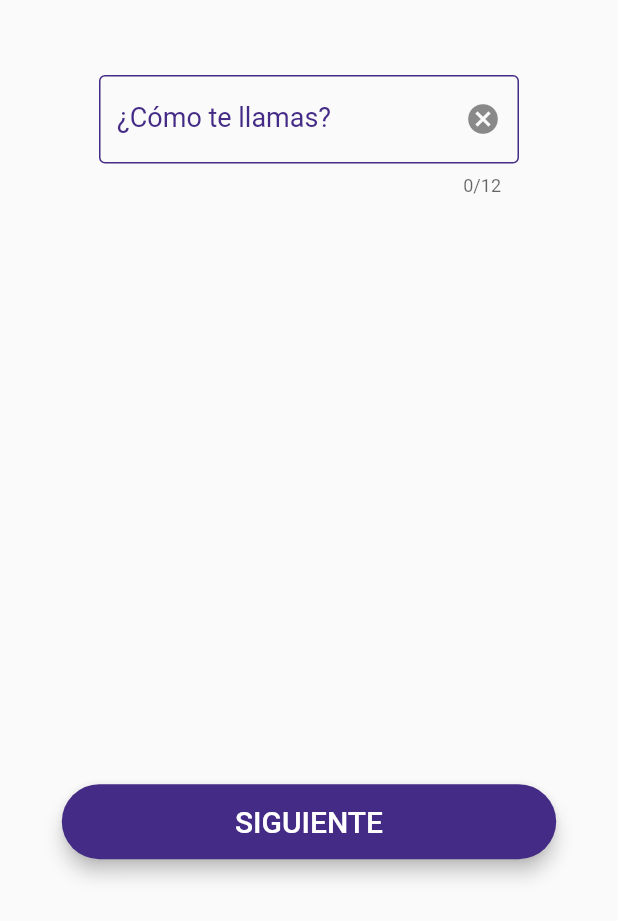
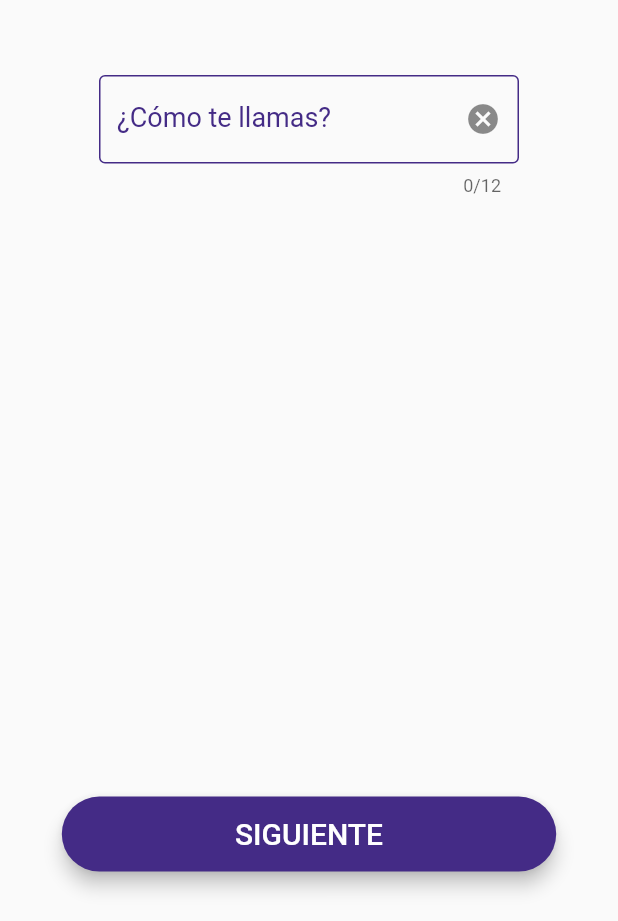
Before and after one commit to kevinlakb/Devsign, a Flutter app: the LoginScreen1 screen opened by its route, on a phone screen of 412 x 824 dp, the part 315-1236 px from its top. Run offline on Flutter 3.47's test engine with Material 2 defaults, Android fonts, the light colour scheme and no system bars.

Commit message:
Login 2 (Actualización)

```diff
--- a/lib/router/app_routes.dart
+++ b/lib/router/app_routes.dart
@@ -3,9 +3,14 @@ import 'package:entre_tiempos/models/menu_options.dart';
 import 'package:entre_tiempos/screens/screens.dart';
 
 class AppRoutes {
-  static const initialRoute = 'home';
+  static const initialRoute = 'Home';
 
   static final menuOptions = <MenuOption>[
+    MenuOption(
+        route: initialRoute,
+        name: 'Inicio',
+        screen: const HomeScreen(),
+        icon: Icons.home_outlined),
     MenuOption(
         route: 'Login1',
         name: 'Login 1',
@@ -19,7 +24,8 @@ class AppRoutes {
   ];
   static Map<String, Widget Function(BuildContext)> getAppRoutes() {
     Map<String, Widget Function(BuildContext)> appRoutes = {};
-    appRoutes.addAll({'home': (BuildContext context) => const HomeScreen()});
+    appRoutes
+        .addAll({initialRoute: (BuildContext context) => const HomeScreen()});
 
     for (final option in menuOptions) {
       appRoutes.addAll({option.route: (BuildContext context) => option.screen});
--- a/lib/screens/login_screen1.dart
+++ b/lib/screens/login_screen1.dart
@@ -109,7 +109,7 @@ class ButtonNavigator extends StatelessWidget {
   Widget build(BuildContext context) {
     final size = MediaQuery.of(context).size;
     return Positioned(
-      bottom: MediaQuery.of(context).viewInsets.bottom + size.width * 0.1,
+      bottom: MediaQuery.of(context).viewInsets.bottom + size.height * 0.04,
       left: size.width * 0.1,
       right: size.width * 0.1,
       child: SizedBox(
--- a/lib/themes/app_theme.dart
+++ b/lib/themes/app_theme.dart
@@ -22,7 +22,7 @@ class AppTheme {
       // ElevatedButtons
       elevatedButtonTheme: ElevatedButtonThemeData(
         style: ElevatedButton.styleFrom(
-            primary: Colors.indigo, shape: const StadiumBorder(), elevation: 0),
+            primary: primary, shape: const StadiumBorder(), elevation: 0),
       ),
       inputDecorationTheme: const InputDecorationTheme(
         floatingLabelStyle: TextStyle(color: primary),
```
Also changed, not shown: lib/screens/login_screen2.dart (+76 -2 lines), assets/images/background-fcc103.png (added), assets/images/google-icon.png (added).
